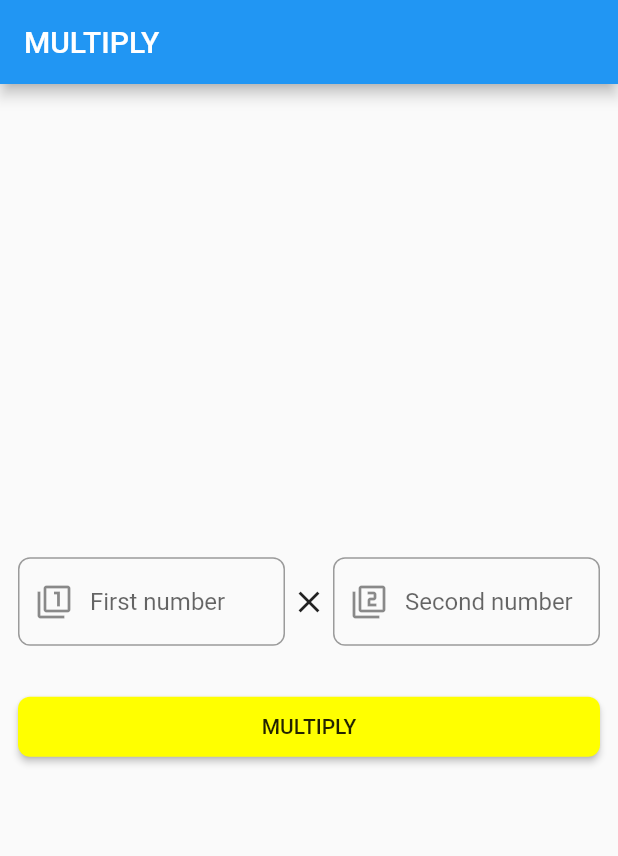
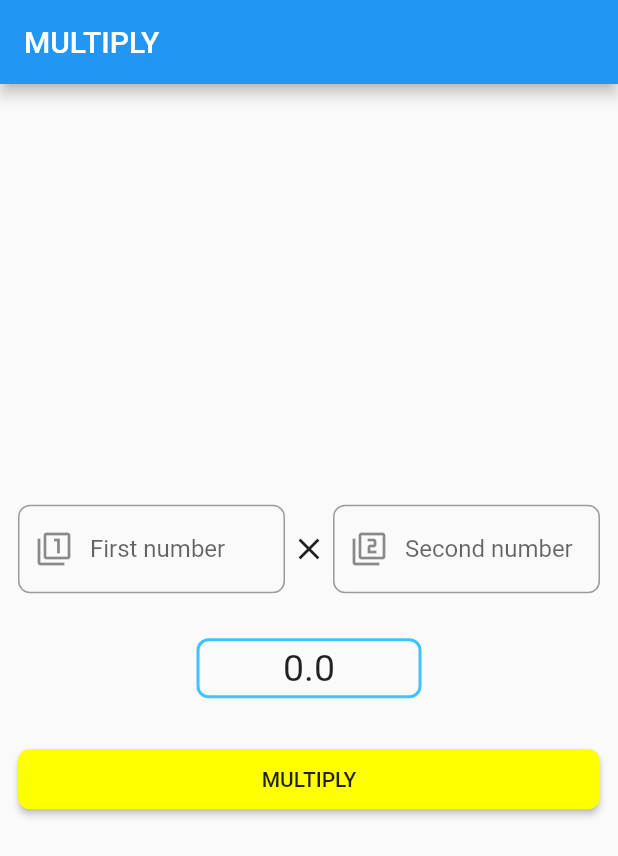
Before and after one commit to JossinAntony/Flutter-Multipages-Arithmetic-Operations, a Flutter app: the screen it shows after launch, after a tap on "MULTIPLY", on a phone screen of 412 x 824 dp. Shown: the top 856 px of the screen. Run offline on Flutter 3.47's test engine with Material 2 defaults, Android fonts, the phone set to English and light mode, and no system bars.

Commit message:
product function- product in textbox

```diff
--- a/lib/pages/multiply.dart
+++ b/lib/pages/multiply.dart
@@ -3,10 +3,24 @@
 import 'package:flutter/material.dart';
 import 'package:flutter/services.dart';
 
-class Multiply extends StatelessWidget {
+class Multiply extends StatefulWidget {
+
+  @override
+  _MultiplyState createState() => _MultiplyState();
+}
+
+class _MultiplyState extends State<Multiply> {
 
   TextEditingController num1Cntrlr = TextEditingController();
   TextEditingController num2Cntrlr = TextEditingController();
+
+  double _product = 0;
+
+  _getProduct(double num1, double num2){
+    setState(() {
+      this._product = num1 * num2;
+    });
+  }
 
   @override
   Widget build(BuildContext context) {
@@ -70,11 +84,34 @@ class Multiply extends StatelessWidget {
 
               SizedBox(height: 30.0),
 
+              SizedBox(
+                width: 150,
+                height: 40,
+                child: DecoratedBox(
+                  decoration: BoxDecoration(
+                      border: Border.all(
+                        color: Colors.lightBlueAccent,
+                        width: 2,
+                        style: BorderStyle.solid,
+                      ),
+                      borderRadius: BorderRadius.circular(8)
+                  ),
+                  child: Center(
+                    child: Text(_product.toString(), style: TextStyle(
+                      fontSize: 25,
+                    )),
+                  ),
+                ),
+              ),
+
+              SizedBox(height: 30.0),
+
               ButtonTheme(
                 minWidth: 70,
                 height: 40,
                 child: RaisedButton(
                   onPressed: (){
+                    _getProduct(double.parse(num1Cntrlr.text), double.parse(num2Cntrlr.text));
                     print(double.parse(num1Cntrlr.text) * double.parse(num2Cntrlr.text));
                   },
                   color: Colors.yellowAccent,
```
Also changed, not shown: lib/pages/add.dart (+5 -5 lines), lib/pages/divide.dart (+5 -5 lines).
